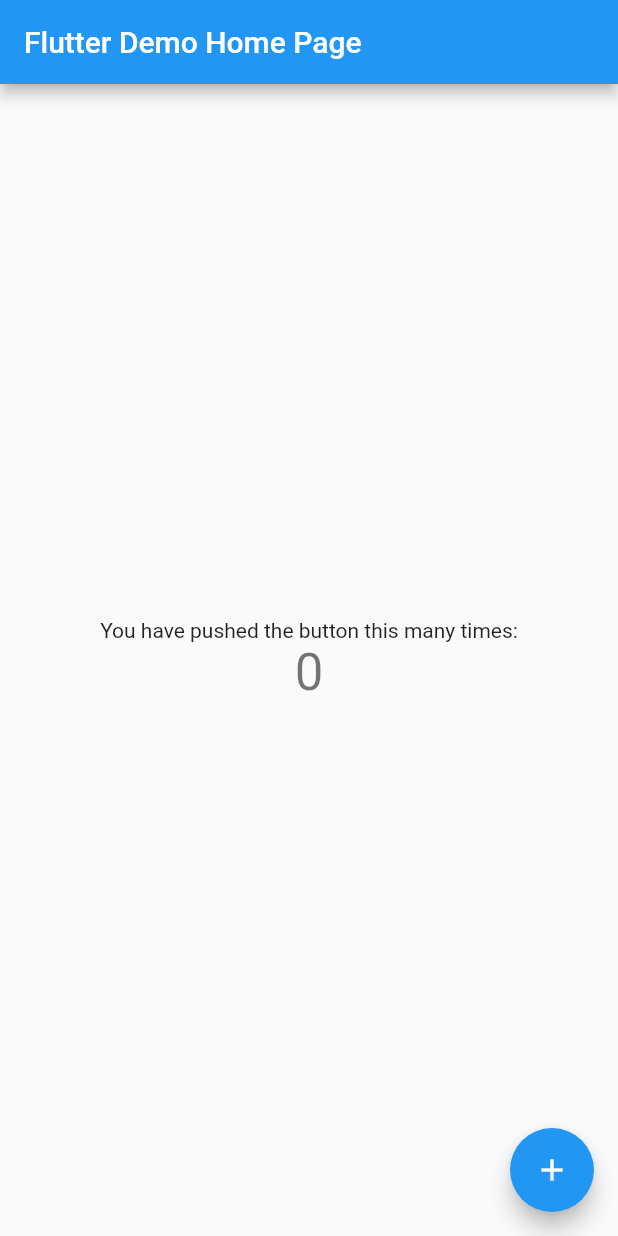
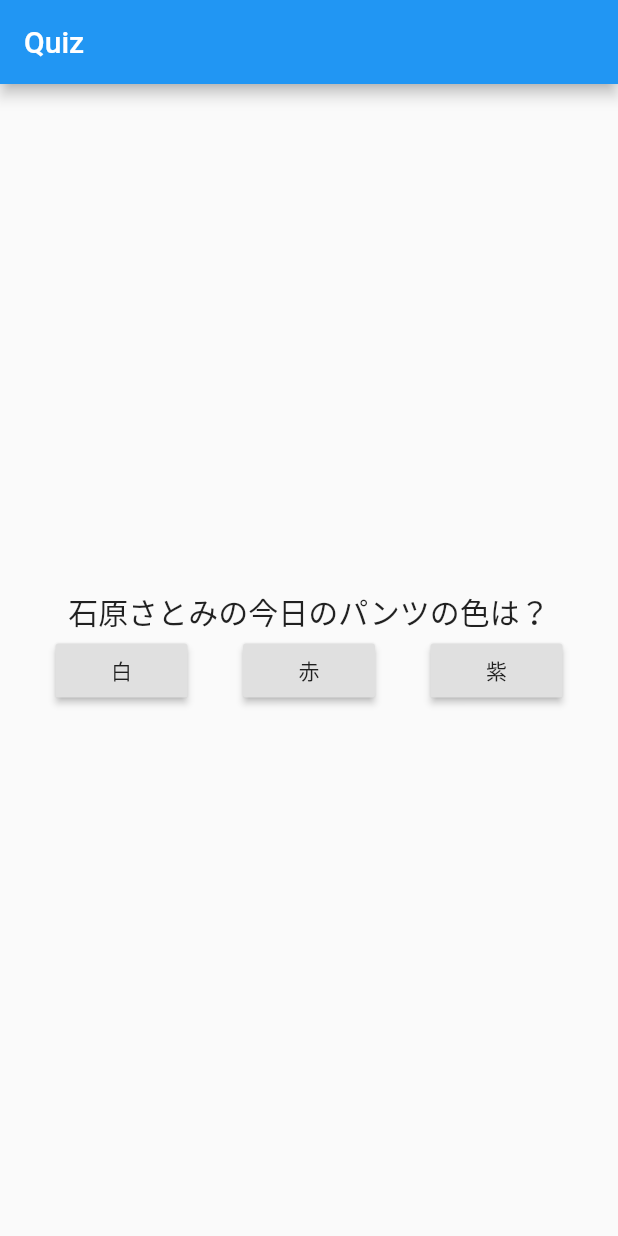
Before and after one commit to katsu17/first, a Flutter app: the screen it shows after launch, on a phone screen of 412 x 824 dp. Run offline on Flutter 3.47's test engine with Material 2 defaults, Android fonts, the phone set to English and light mode, and no system bars.

Commit message:
クイズに変えた

```diff
--- a/lib/main.dart
+++ b/lib/main.dart
@@ -20,7 +20,7 @@ class MyApp extends StatelessWidget {
         // is not restarted.
         primarySwatch: Colors.blue,
       ),
-      home: MyHomePage(title: 'Flutter Demo Home Page'),
+      home: MyHomePage(title: 'Quiz'),
     );
   }
 }
@@ -44,18 +44,8 @@ class MyHomePage extends StatefulWidget {
 }
 
 class _MyHomePageState extends State<MyHomePage> {
-  int _counter = 0;
-
-  void _incrementCounter() {
-    setState(() {
-      // This call to setState tells the Flutter framework that something has
-      // changed in this State, which causes it to rerun the build method below
-      // so that the display can reflect the updated values. If we changed
-      // _counter without calling setState(), then the build method would not be
-      // called again, and so nothing would appear to happen.
-      _counter++;
-    });
-  }
+  String judge = "";
+  TextStyle judgeStyle = TextStyle();
 
   @override
   Widget build(BuildContext context) {
@@ -72,40 +62,56 @@ class _MyHomePageState extends State<MyHomePage> {
           title: Text(widget.title),
         ),
         body: Center(
-        // Center is a layout widget. It takes a single child and positions it
-        // in the middle of the parent.
                   child: Column(
-          // Column is also layout widget. It takes a list of children and
-          // arranges them vertically. By default, it sizes itself to fit its
-          // children horizontally, and tries to be as tall as its parent.
-          //
-          // Invoke "debug painting" (press "p" in the console, choose the
-          // "Toggle Debug Paint" action from the Flutter Inspector in Android
-          // Studio, or the "Toggle Debug Paint" command in Visual Studio Code)
-          // to see the wireframe for each widget.
-          //
-          // Column has various properties to control how it sizes itself and
-          // how it positions its children. Here we use mainAxisAlignment to
-          // center the children vertically; the main axis here is the vertical
-          // axis because Columns are vertical (the cross axis would be
-          // horizontal).
-          mainAxisAlignment: MainAxisAlignment.center,
+                    mainAxisSize: MainAxisSize.min,
             children: <Widget>[
               Text(
-              'You have pushed the button this many times:',
+                "石原さとみの今日のパンツの色は？",
+                style: TextStyle(fontSize: 20.0),
               ),
-            Text(
-              '$_counter',
-              style: Theme.of(context).textTheme.display1,
+              Row(
+                mainAxisAlignment: MainAxisAlignment.spaceEvenly,
+                children: <Widget>[
+                  RaisedButton(
+                    child: Text("白"),
+                    onPressed: () {
+                      setState(() {
+                        judge = "惜しいね";
+                        judgeStyle = TextStyle();
+                      });
+
+                      print("白が押された");
+                    },
+                  ),
+                  RaisedButton(
+                    child: Text("赤"),
+                    onPressed: () {
+                      setState(() {
+                        judge = "ちょっと違うね";
+                        judgeStyle = TextStyle();
+                      });
+
+                      print("白が押された");
+                    },
+                  ),
+                  RaisedButton(
+                    child: Text("紫"),
+                    onPressed: () {
+                      setState(() {
+                        judge = "正解だよ！";
+                        judgeStyle = TextStyle(fontSize: 30.0, color: Colors.red);
+                      });
+                      print("白が押された");
+                    },
                   ),
                 ],
               ),
+              Text(
+                judge,
+                style: judgeStyle,
               ),
-      floatingActionButton: FloatingActionButton(
-        onPressed: _incrementCounter,
-        tooltip: 'Increment',
-        child: Icon(Icons.add),
-      ), // This trailing comma makes auto-formatting nicer for build methods.
-    );
+            ],
+          ),
+        ));
   }
 }
```
Lines whose indentation alone changed are shown as unchanged.
